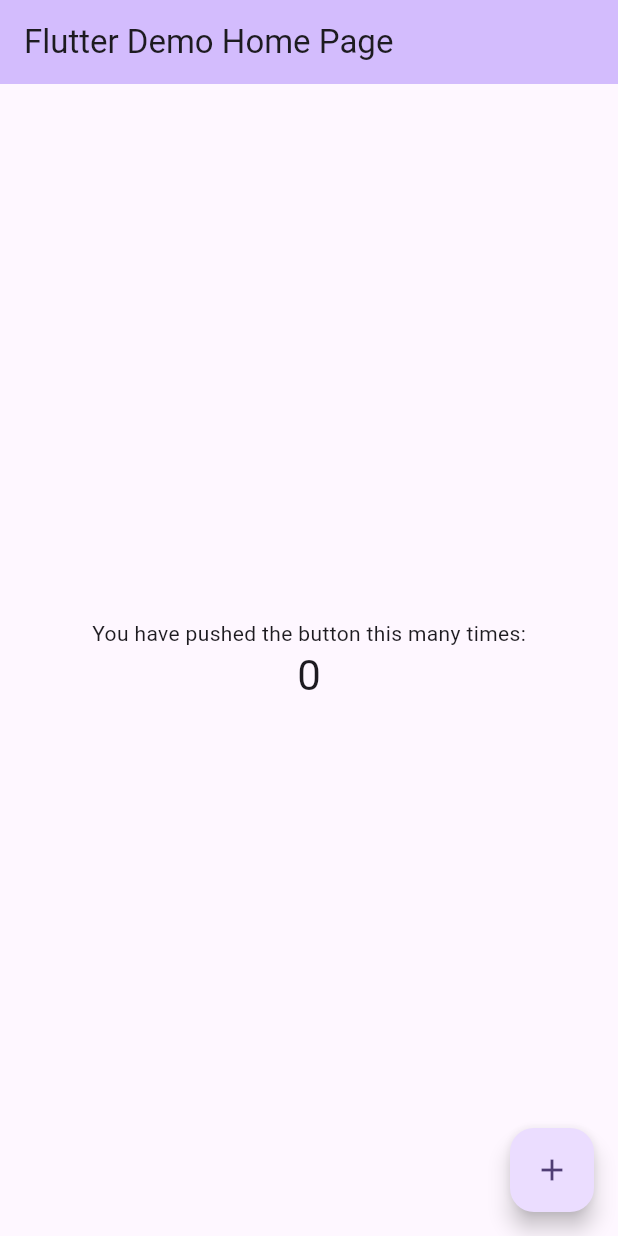
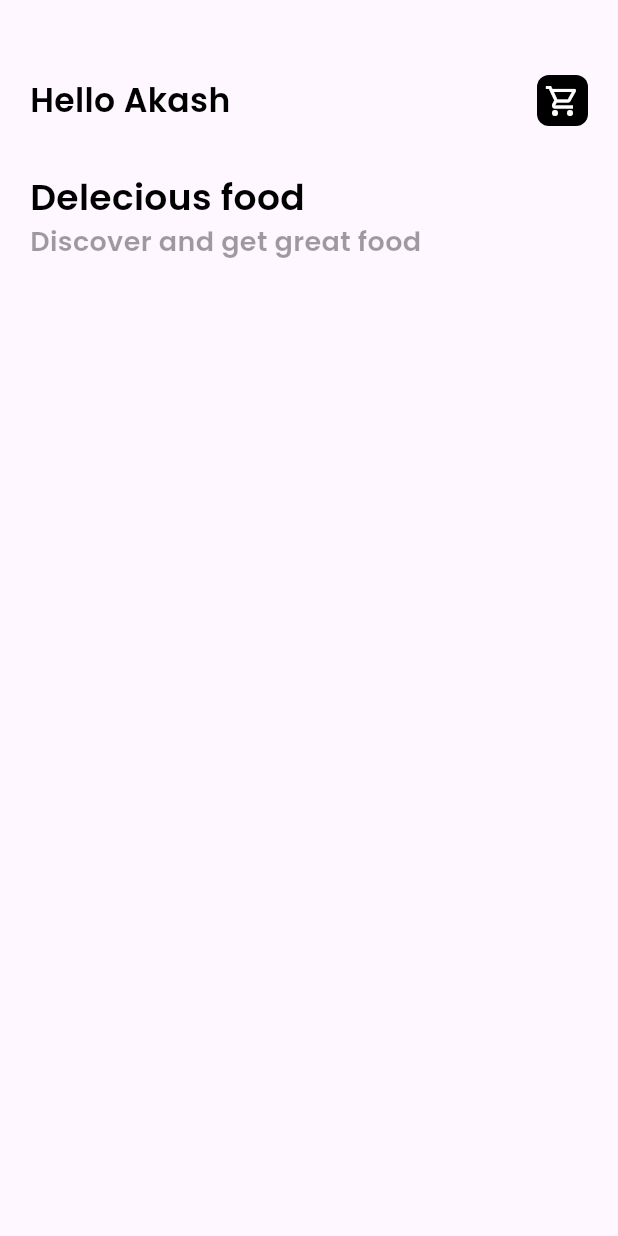
Before and after one commit to akash-mahmud/taste-dash, a Flutter app: the screen it shows after launch, on a phone screen of 412 x 824 dp. Run offline on Flutter 3.47's test engine with Material 3 defaults, Android fonts, the phone set to English and light mode, and no system bars.

Commit message:
home screen initializing

```diff
--- a/lib/main.dart
+++ b/lib/main.dart
@@ -1,4 +1,5 @@
 import 'package:flutter/material.dart';
+import 'package:taste_dash/screen/home_screen.dart';
 
 void main() {
   runApp(const MyApp());
@@ -6,32 +7,17 @@
 
 class MyApp extends StatelessWidget {
   const MyApp({super.key});
-
-  // This widget is the root of your application.
   @override
   Widget build(BuildContext context) {
     return MaterialApp(
       title: 'Flutter Demo',
+      debugShowCheckedModeBanner: false,
       theme: ThemeData(
-        // This is the theme of your application.
-        //
-        // TRY THIS: Try running your application with "flutter run". You'll see
-        // the application has a purple toolbar. Then, without quitting the app,
-        // try changing the seedColor in the colorScheme below to Colors.green
-        // and then invoke "hot reload" (save your changes or press the "hot
-        // reload" button in a Flutter-supported IDE, or press "r" if you used
-        // the command line to start the app).
-        //
-        // Notice that the counter didn't reset back to zero; the application
-        // state is not lost during the reload. To reset the state, use hot
-        // restart instead.
-        //
-        // This works for code too, not just values: Most code changes can be
-        // tested with just a hot reload.
+
         colorScheme: ColorScheme.fromSeed(seedColor: Colors.deepPurple),
         useMaterial3: true,
       ),
-      home: const MyHomePage(title: 'Flutter Demo Home Page'),
+      home: const HomeScreen(),
     );
   }
 }
@@ -39,14 +25,7 @@
 class MyHomePage extends StatefulWidget {
   const MyHomePage({super.key, required this.title});
 
-  // This widget is the home page of your application. It is stateful, meaning
-  // that it has a State object (defined below) that contains fields that affect
-  // how it looks.
 
-  // This class is the configuration for the state. It holds the values (in this
-  // case the title) provided by the parent (in this case the App widget) and
-  // used by the build method of the State. Fields in a Widget subclass are
-  // always marked "final".
 
   final String title;
 
@@ -78,31 +57,15 @@
     // than having to individually change instances of widgets.
     return Scaffold(
       appBar: AppBar(
-        // TRY THIS: Try changing the color here to a specific color (to
-        // Colors.amber, perhaps?) and trigger a hot reload to see the AppBar
-        // change color while the other colors stay the same.
+
         backgroundColor: Theme.of(context).colorScheme.inversePrimary,
-        // Here we take the value from the MyHomePage object that was created by
-        // the App.build method, and use it to set our appbar title.
+
         title: Text(widget.title),
       ),
       body: Center(
-        // Center is a layout widget. It takes a single child and positions it
-        // in the middle of the parent.
+
         child: Column(
-          // Column is also a layout widget. It takes a list of children and
-          // arranges them vertically. By default, it sizes itself to fit its
-          // children horizontally, and tries to be as tall as its parent.
-          //
-          // Column has various properties to control how it sizes itself and
-          // how it positions its children. Here we use mainAxisAlignment to
-          // center the children vertically; the main axis here is the vertical
-          // axis because Columns are vertical (the cross axis would be
-          // horizontal).
-          //
-          // TRY THIS: Invoke "debug painting" (choose the "Toggle Debug Paint"
-          // action in the IDE, or press "p" in the console), to see the
-          // wireframe for each widget.
+
           mainAxisAlignment: MainAxisAlignment.center,
           children: <Widget>[
             const Text(
--- /dev/null
+++ b/lib/screen/home_screen.dart
@@ -0,0 +1,54 @@
+import "package:flutter/material.dart";
+import "package:taste_dash/widget/widget_support.dart";
+
+class HomeScreen extends StatefulWidget {
+  const HomeScreen({super.key});
+
+  @override
+  State<HomeScreen> createState() => _HomeScreenState();
+}
+
+class _HomeScreenState extends State<HomeScreen> {
+  @override
+  Widget build(BuildContext context) {
+    return Scaffold(
+      body: Container(
+        margin: const EdgeInsets.only(top: 50.0, left: 20.0, right: 20),
+        child:  Column(
+          crossAxisAlignment: CrossAxisAlignment.start,
+          children: [
+            Row(
+              mainAxisAlignment: MainAxisAlignment.spaceBetween,
+              children: [
+                Text(
+                  "Hello Akash",
+                  style: Appwidget.boldTextStyle()
+                ),
+                Container(
+                  padding: const EdgeInsets.all(5),
+                  decoration:  BoxDecoration(
+
+                    color: Colors.black, borderRadius: BorderRadius.circular(8.0)
+                  ),
+                  child: const Icon(Icons.shopping_cart_outlined , color: Colors.white,),
+                ),
+
+              ],
+            ),
+
+                            const SizedBox(
+                  height: 30,
+                ),
+                Text("Delecious food",
+                style: Appwidget.headlineTextStyle(),
+                ),
+
+                     Text("Discover and get great food",
+                style: Appwidget.lightTextStyle(),
+                ),
+          ],
+        ),
+      ),
+    );
+  }
+}
--- /dev/null
+++ b/lib/widget/widget_support.dart
@@ -0,0 +1,29 @@
+import 'package:flutter/material.dart';
+
+class Appwidget {
+  static TextStyle boldTextStyle(){
+    return const TextStyle(
+                fontSize: 22.00,
+                  color: Colors.black,
+                  fontWeight: FontWeight.bold,
+                  fontFamily: "Poppins"
+    );
+  }
+
+    static TextStyle headlineTextStyle(){
+    return const TextStyle(
+                fontSize: 24.00,
+                  color: Colors.black,
+                  fontWeight: FontWeight.bold,
+                  fontFamily: "Poppins"
+    );
+  }
+      static TextStyle lightTextStyle(){
+    return const TextStyle(
+                fontSize: 18.00,
+                  color: Colors.black38,
+                  fontWeight: FontWeight.w500,
+                  fontFamily: "Poppins"
+    );
+  }
+}
```
Also changed, not shown: pubspec.yaml (+4 -4 lines), assets/fonts/Poppins-SemiBold.ttf (added), lib/screen/homeScreen.dart (deleted).
